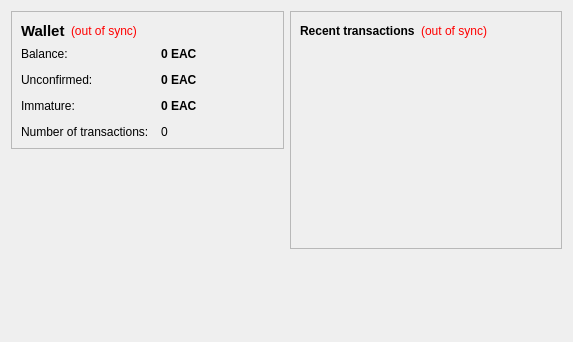
The window that src/qt/forms/overviewpage.ui (neogulden/neogulden) describes before a commit, drawn with Qt 5.
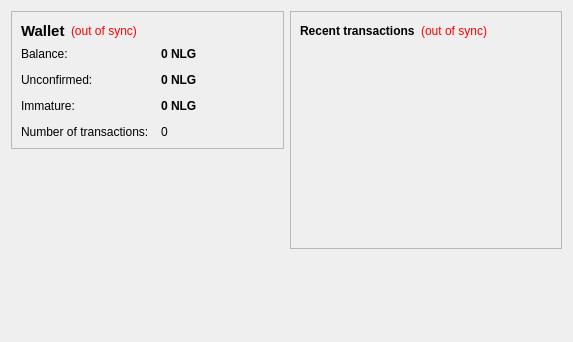
The same window after the commit. Icons and pictures are not drawn.

Diff of the .ui file:
```diff
--- a/src/qt/forms/overviewpage.ui
+++ b/src/qt/forms/overviewpage.ui
@@ -105,7 +105,7 @@
              <string>Your current balance</string>
             </property>
             <property name="text">
-             <string notr="true">0 EAC</string>
+             <string notr="true">0 NLG</string>
             </property>
             <property name="textInteractionFlags">
              <set>Qt::LinksAccessibleByMouse|Qt::TextSelectableByKeyboard|Qt::TextSelectableByMouse</set>
@@ -134,7 +134,7 @@
              <string>Total of transactions that have yet to be confirmed, and do not yet count toward the current balance</string>
             </property>
             <property name="text">
-             <string notr="true">0 EAC</string>
+             <string notr="true">0 NLG</string>
             </property>
             <property name="textInteractionFlags">
              <set>Qt::LinksAccessibleByMouse|Qt::TextSelectableByKeyboard|Qt::TextSelectableByMouse</set>
@@ -177,7 +177,7 @@
              <string>Mined balance that has not yet matured</string>
             </property>
             <property name="text">
-             <string notr="true">0 EAC</string>
+             <string notr="true">0 NLG</string>
             </property>
             <property name="textInteractionFlags">
              <set>Qt::LinksAccessibleByMouse|Qt::TextSelectableByKeyboard|Qt::TextSelectableByMouse</set>
```
Left out of the diff: 4 changed lines with no effect on the pictures.
